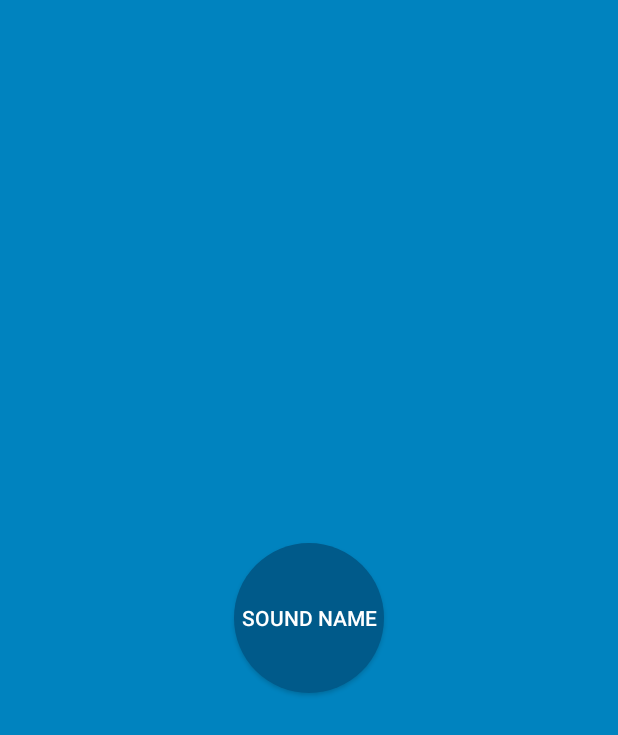
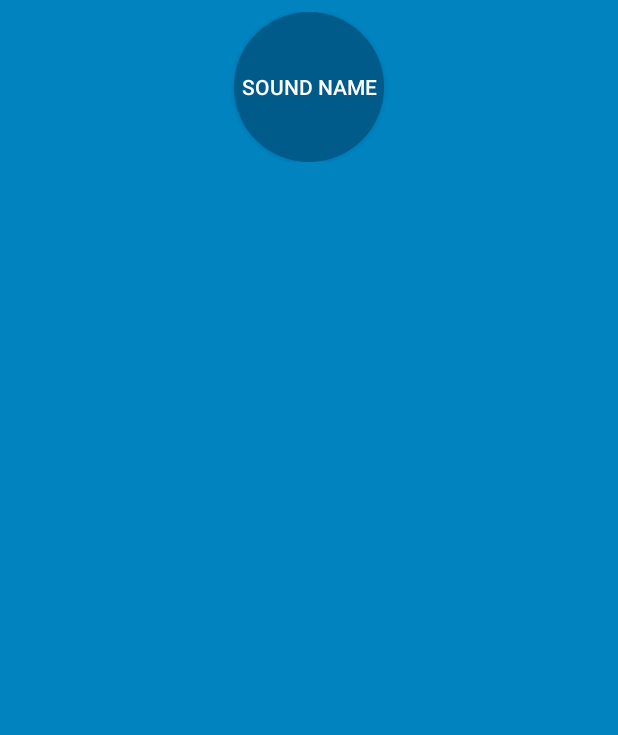
Before and after one commit to DmitriySlepets/BeatBox, an Android app: the layout list_item_sound.xml on its own in the app's theme, with its tools: preview values and no code run, on a phone screen of 412 x 824 dp. Shown: the top 735 px of the screen. Run offline under Robolectric (Android 15) with nearby library versions, the phone set to English and light mode, and no system bars.

Commit message:
new style

```diff
--- a/app/src/main/res/layout/list_item_sound.xml
+++ b/app/src/main/res/layout/list_item_sound.xml
@@ -6,6 +6,10 @@
             name="viewModel"
             type="ru.codeking.beatbox.viewmodel.SoundViewModel" />
     </data>
+    <FrameLayout
+        android:layout_width="match_parent"
+        android:layout_height="wrap_content"
+        android:layout_margin="8dp">
         <Button
             android:layout_width="100dp"
             android:layout_height="100dp"
@@ -13,4 +17,6 @@
             android:onClick="@{() -> viewModel.onButtonClicked()}"
             android:text="@{viewModel.title}"
             tools:text="Sound name"/>
+    </FrameLayout>
+
 </layout>
```
Lines whose indentation alone changed are shown as unchanged.
